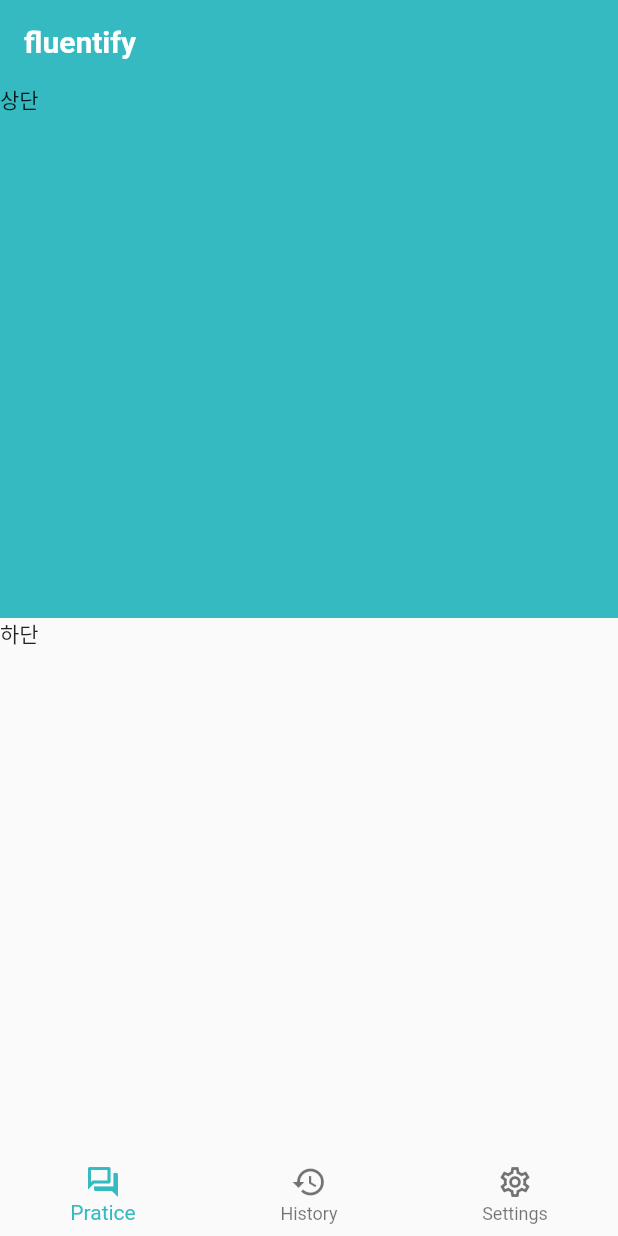
After one commit to gdg-yonsei/fluentify-flutter, a Flutter app: the screen it shows after launch, on a phone screen of 412 x 824 dp. The commit adds this screen. Run offline on Flutter 3.47's test engine with Material 2 defaults, Android fonts, the phone set to English and light mode, and no system bars.

Commit message:
feat: split into fragments

```diff
--- a/lib/main.dart
+++ b/lib/main.dart
@@ -21,7 +21,7 @@ class App extends StatelessWidget {
           background: const Color(0xFFFAFAFA),
         ),
       ),
-      home: const HomeScreen(),
+      home: HomeScreen(),
     );
   }
 }
--- a/lib/screens/home.dart
+++ b/lib/screens/home.dart
@@ -1,13 +1,31 @@
 import 'package:flutter/material.dart';
 
+import '../widgets/home/fragments/history.dart';
+import '../widgets/home/fragments/practice.dart';
+import '../widgets/home/fragments/settings.dart';
+
 class HomeScreen extends StatefulWidget {
-  const HomeScreen({super.key});
+  HomeScreen({super.key});
+
+  final List<Widget> _fragments = [
+    const PracticeFragment(),
+    const HistoryFragment(),
+    const SettingsFragment(),
+  ];
 
   @override
   State<HomeScreen> createState() => _HomeScreenState();
 }
 
 class _HomeScreenState extends State<HomeScreen> {
+  int _currentFragmentIndex = 0;
+
+  void _navigate(int index) {
+    setState(() {
+      _currentFragmentIndex = index;
+    });
+  }
+
   @override
   Widget build(BuildContext context) {
     return Scaffold(
@@ -22,22 +40,7 @@ class _HomeScreenState extends State<HomeScreen> {
         backgroundColor: Theme.of(context).colorScheme.primary,
         elevation: 0,
       ),
-      body: Column(
-        crossAxisAlignment: CrossAxisAlignment.stretch,
-        children: <Widget>[
-          Expanded(
-            child: Container(
-              color: Theme.of(context).colorScheme.primary,
-              child: const Text('상단'),
-            ),
-          ),
-          Expanded(
-            child: Container(
-              child: const Text('하단'),
-            ),
-          ),
-        ],
-      ),
+      body: widget._fragments[_currentFragmentIndex],
       bottomNavigationBar: BottomNavigationBar(
         items: const [
           BottomNavigationBarItem(
@@ -53,6 +56,8 @@ class _HomeScreenState extends State<HomeScreen> {
             label: 'Settings',
           )
         ],
+        currentIndex: _currentFragmentIndex,
+        onTap: _navigate,
         elevation: 0,
       ),
     );
--- /dev/null
+++ b/lib/widgets/home/fragments/practice.dart
@@ -0,0 +1,30 @@
+import 'package:flutter/material.dart';
+
+class PracticeFragment extends StatefulWidget {
+  const PracticeFragment({super.key});
+
+  @override
+  State<PracticeFragment> createState() => _PracticeFragmentState();
+}
+
+class _PracticeFragmentState extends State<PracticeFragment> {
+  @override
+  Widget build(BuildContext context) {
+    return Column(
+      crossAxisAlignment: CrossAxisAlignment.stretch,
+      children: <Widget>[
+        Expanded(
+          child: Container(
+            color: Theme.of(context).colorScheme.primary,
+            child: const Text('상단'),
+          ),
+        ),
+        Expanded(
+          child: Container(
+            child: const Text('하단'),
+          ),
+        ),
+      ],
+    );
+  }
+}
```
Also changed, not shown: lib/screens/sample.dart (deleted, +0 -49 lines), lib/widgets/home/fragments/history.dart (added, +15 -0 lines), lib/widgets/home/fragments/settings.dart (added, +15 -0 lines), 3 other files.
